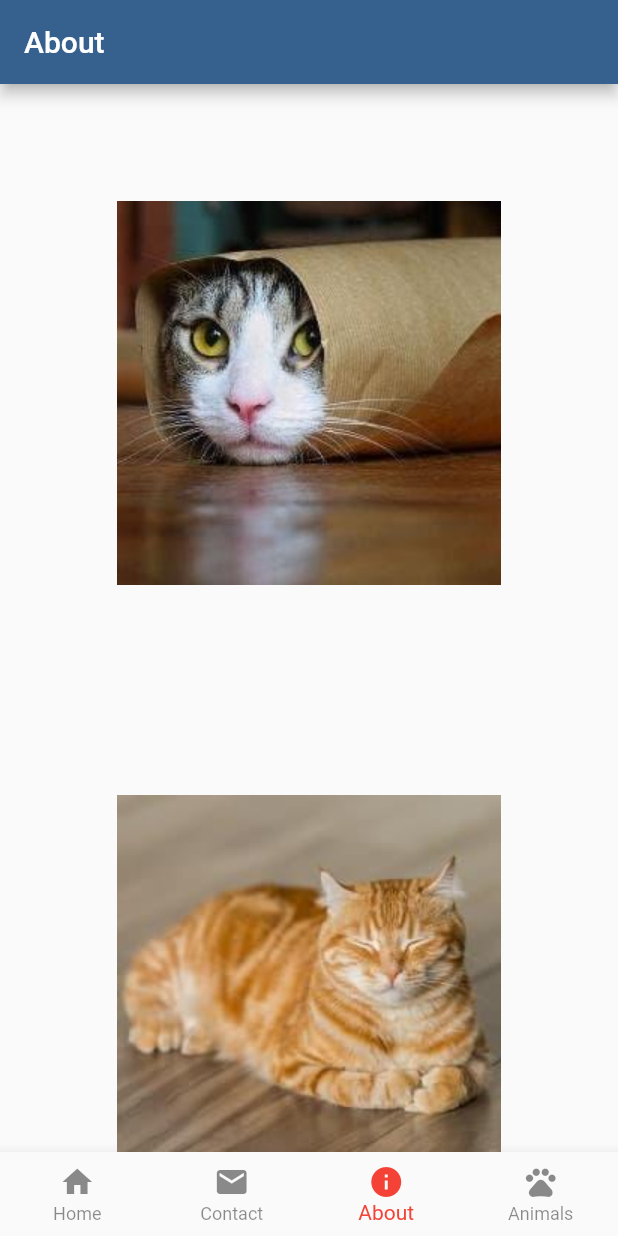
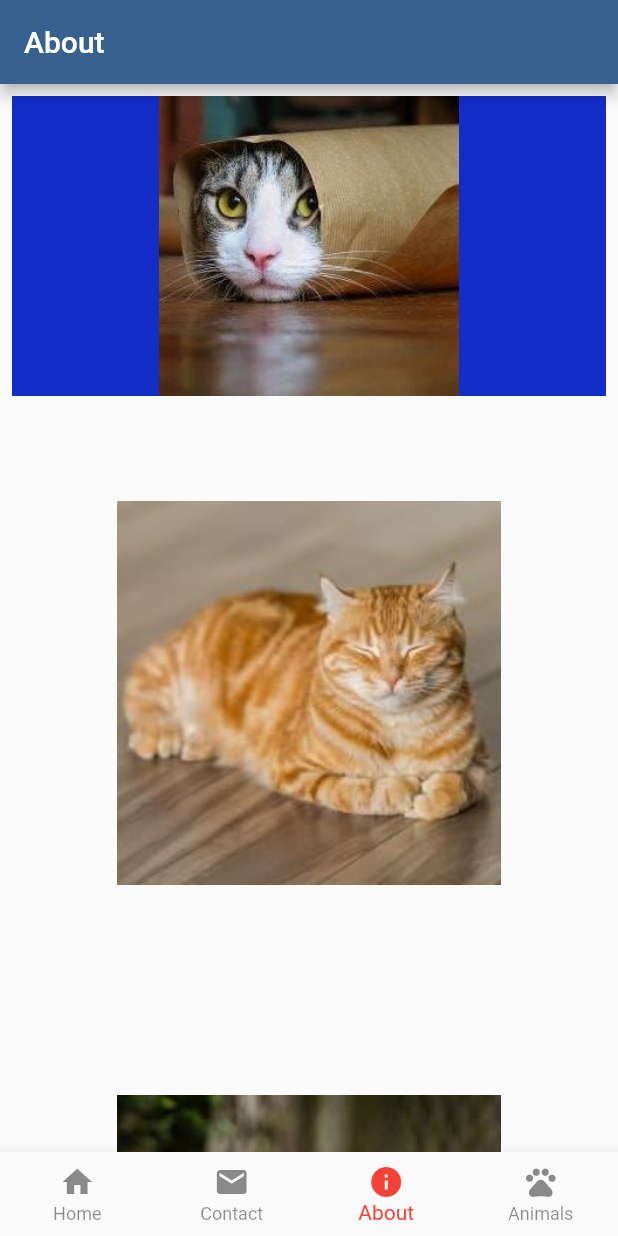
Before and after one commit to CptFlashbang/flutter_2024, a Flutter app: the screen it shows after launch, item 3 of the bottom bar chosen, on a phone screen of 412 x 824 dp. Run offline on Flutter 3.47's test engine with Material 2 defaults, Android fonts, the phone set to English and light mode, and no system bars.

Commit message:
Wrapped the first child in a coloured container

```diff
--- a/lib/pages/about.dart
+++ b/lib/pages/about.dart
@@ -19,7 +19,12 @@ class _AboutPageState extends State<AboutPage> {
        body: ListView(
             padding: const EdgeInsets.all(8),
             children: <Widget>[
-            Expanded(child: Image(image: AssetImage('images/cat1.jpg'))),
+            Container(
+              height: 200,
+              color: const Color.fromARGB(255, 18, 45, 200),
+              child: const Image(image: AssetImage('images/cat1.jpg')),
+            ),
+
             Expanded(child: Image(image: AssetImage('images/cat2.jpg'))),
             Expanded(child: Image(image: AssetImage('images/cat3.jpg'))),
             Expanded(child: Image(image: AssetImage('images/cat4.jpg'))),
```
